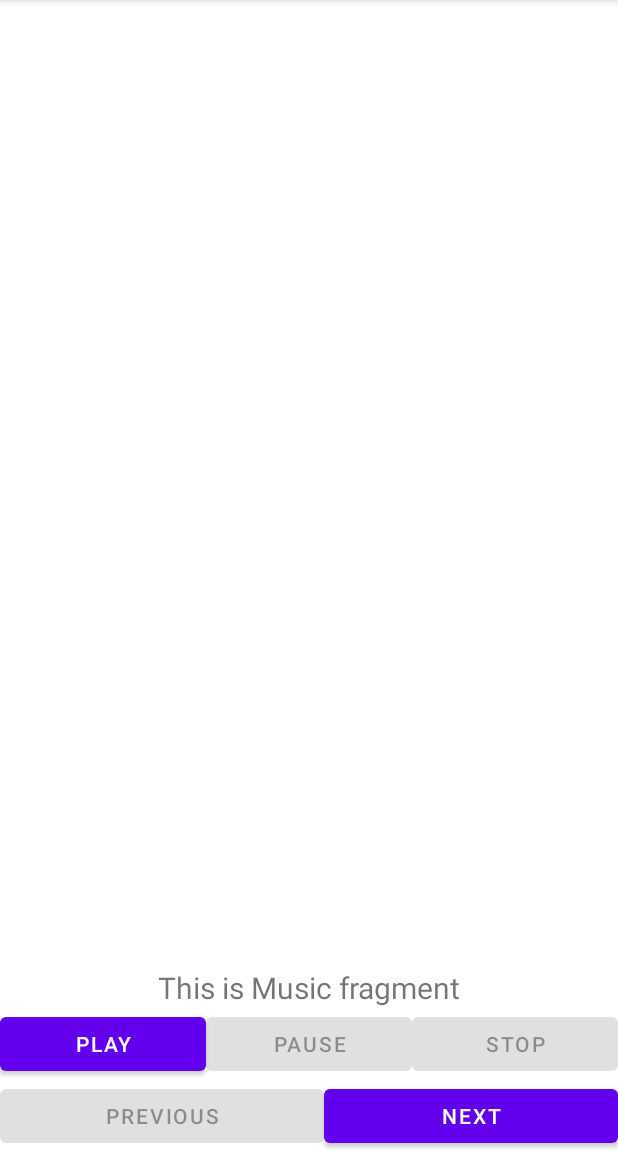
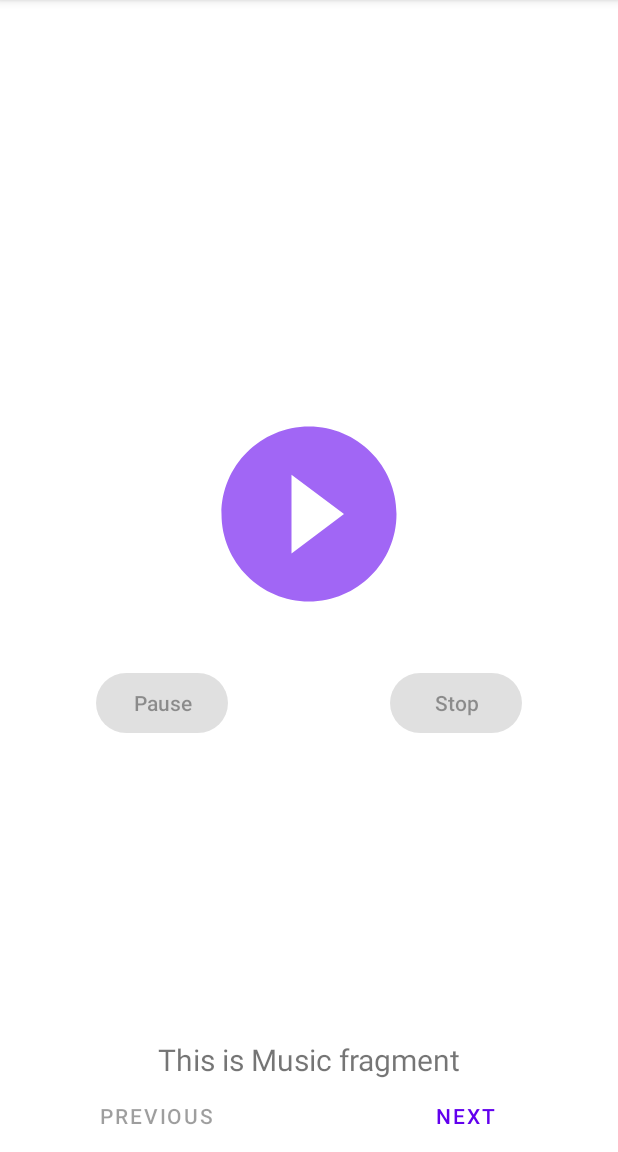
Before and after one commit to Starlight-Solutions/android-main, an Android app: the fragment MusicFragment shown on its own in the app's theme, on a phone screen of 412 x 824 dp, the part 84-1236 px from its top. Run offline under Robolectric (Android 15) with nearby library versions, the phone set to English and light mode, and no system bars; our stand-ins replace Room's generated code; 1 statement that could not run was skipped.

Commit message:
improved appearance of music player

```diff
--- a/app/src/main/java/com/example/sleep_application/ui/music_player/MusicFragment.java
+++ b/app/src/main/java/com/example/sleep_application/ui/music_player/MusicFragment.java
@@ -1,30 +1,21 @@
 package com.example.sleep_application.ui.music_player;
-
-import androidx.lifecycle.ViewModelProvider;
 
 import android.content.ComponentName;
 import android.content.Context;
 import android.content.Intent;
 import android.content.ServiceConnection;
-import android.media.MediaPlayer;
 import android.os.Bundle;
-
-import androidx.annotation.NonNull;
-import androidx.fragment.app.Fragment;
-
 import android.os.IBinder;
 import android.view.LayoutInflater;
 import android.view.View;
 import android.view.ViewGroup;
-import android.widget.ArrayAdapter;
 import android.widget.TextView;
 
-import com.example.sleep_application.MainActivity;
-import com.example.sleep_application.R;
+import androidx.annotation.NonNull;
+import androidx.fragment.app.Fragment;
+import androidx.lifecycle.ViewModelProvider;
+
 import com.example.sleep_application.databinding.FragmentMusicBinding;
-
-import java.util.ArrayList;
-import java.util.List;
 
 public class MusicFragment extends Fragment {
 
@@ -69,7 +60,7 @@ public class MusicFragment extends Fragment {
         binding.pauseBtn.setEnabled(false);
         binding.previousBtn.setEnabled(false);
 
-        binding.playBtn.setOnClickListener(this::onClickPlay);
+        binding.newPlayButton.setOnClickListener(this::onClickPlay);
         binding.stopBtn.setOnClickListener(this::onClickStop);
         binding.pauseBtn.setOnClickListener(this::onClickPause);
         binding.previousBtn.setOnClickListener(this::onClickPrevious);
@@ -121,7 +112,7 @@ public class MusicFragment extends Fragment {
 
     private void updateButtons() {
         if ( backgroundMusicService != null ) {
-            binding.playBtn.setEnabled(!backgroundMusicService.isPlaying());
+            binding.newPlayButton.setEnabled(!backgroundMusicService.isPlaying());
             binding.pauseBtn.setEnabled(backgroundMusicService.isPlaying());
             binding.previousBtn.setEnabled(!backgroundMusicService.isMinMusic());
             binding.nextBtn.setEnabled(!backgroundMusicService.isMaxMusic());
--- /dev/null
+++ b/app/src/main/res/drawable-anydpi/ic_action_name.xml
@@ -0,0 +1,11 @@
+<vector xmlns:android="http://schemas.android.com/apk/res/android"
+    android:width="24dp"
+    android:height="24dp"
+    android:alpha="0.6"
+    android:tint="#333333"
+    android:viewportWidth="24"
+    android:viewportHeight="24">
+  <path
+      android:fillColor="@android:color/white"
+      android:pathData="M12,2C6.48,2 2,6.48 2,12s4.48,10 10,10 10,-4.48 10,-10S17.52,2 12,2zM10,16.5v-9l6,4.5 -6,4.5z" />
+</vector>
--- a/app/src/main/res/layout/fragment_music.xml
+++ b/app/src/main/res/layout/fragment_music.xml
@@ -7,16 +7,12 @@
     tools:context=".ui.music_player.MusicFragment">
 
     <LinearLayout
+        android:id="@+id/linearLayout"
         android:layout_width="match_parent"
         android:layout_height="wrap_content"
         android:orientation="vertical"
         app:layout_constraintBottom_toBottomOf="parent">
 
-        <ListView
-            android:id="@+id/music_list_view"
-            android:layout_width="match_parent"
-            android:layout_height="400dp"
-            tools:layout_editor_absoluteY="100dp" />
 
         <TextView
             android:id="@+id/text_music"
@@ -31,38 +27,12 @@
         <LinearLayout
             android:layout_width="match_parent"
             android:layout_height="match_parent"
-            android:orientation="horizontal">
-
-            <Button
-                android:id="@+id/playBtn"
-                android:layout_width="wrap_content"
-                android:layout_height="wrap_content"
-                android:layout_weight="1"
-                android:text="@string/music_play" />
-
-            <Button
-                android:id="@+id/pauseBtn"
-                android:layout_width="wrap_content"
-                android:layout_height="wrap_content"
-                android:layout_weight="1"
-                android:text="@string/music_pause" />
-
-            <Button
-                android:id="@+id/stopBtn"
-                android:layout_width="wrap_content"
-                android:layout_height="wrap_content"
-                android:layout_weight="1"
-                android:text="@string/music_stop" />
-
-        </LinearLayout>
-
-        <LinearLayout
-            android:layout_width="match_parent"
-            android:layout_height="match_parent"
+            style="?android:attr/buttonBarStyle"
             android:orientation="horizontal">
 
             <Button
                 android:id="@+id/previousBtn"
+                style="?android:attr/buttonBarButtonStyle"
                 android:layout_width="wrap_content"
                 android:layout_height="wrap_content"
                 android:layout_weight="1"
@@ -73,8 +43,47 @@
                 android:layout_width="wrap_content"
                 android:layout_height="wrap_content"
                 android:layout_weight="1"
+                style="?android:attr/buttonBarButtonStyle"
                 android:text="@string/music_next" />
         </LinearLayout>
     </LinearLayout>
 
+    <Button
+        android:id="@+id/pauseBtn"
+        style="@style/Widget.Material3.Button"
+        android:layout_width="wrap_content"
+        android:layout_height="wrap_content"
+        android:layout_marginStart="64dp"
+        android:layout_marginTop="32dp"
+        android:layout_weight="1"
+        android:text="@string/music_pause"
+        android:textAppearance="@style/TextAppearance.AppCompat.Body2"
+        app:layout_constraintStart_toStartOf="parent"
+        app:layout_constraintTop_toBottomOf="@+id/newPlayButton" />
+
+    <Button
+        android:id="@+id/stopBtn"
+        style="@style/Widget.Material3.Button"
+        android:layout_width="wrap_content"
+        android:layout_height="wrap_content"
+        android:layout_marginTop="32dp"
+        android:layout_marginEnd="64dp"
+        android:layout_weight="1"
+        android:text="@string/music_stop"
+        android:textAppearance="@style/TextAppearance.AppCompat.Body2"
+        app:layout_constraintEnd_toEndOf="parent"
+        app:layout_constraintTop_toBottomOf="@+id/newPlayButton" />
+
+    <Button
+        android:id="@+id/newPlayButton"
+        style="@style/Widget.Material3.Button"
+        android:layout_width="140dp"
+        android:layout_height="140dp"
+        android:background="@drawable/ic_action_name"
+        app:iconPadding="8dp"
+        app:layout_constraintBottom_toTopOf="@+id/linearLayout"
+        app:layout_constraintEnd_toEndOf="parent"
+        app:layout_constraintStart_toStartOf="parent"
+        app:layout_constraintTop_toTopOf="parent" />
+
 </androidx.constraintlayout.widget.ConstraintLayout>
```
Also changed, not shown: app/src/main/res/drawable-hdpi/ic_action_name.png (added), app/src/main/res/drawable-mdpi/ic_action_name.png (added), app/src/main/res/drawable-xhdpi/ic_action_name.png (added), app/src/main/res/drawable-xxhdpi/ic_action_name.png (added).
